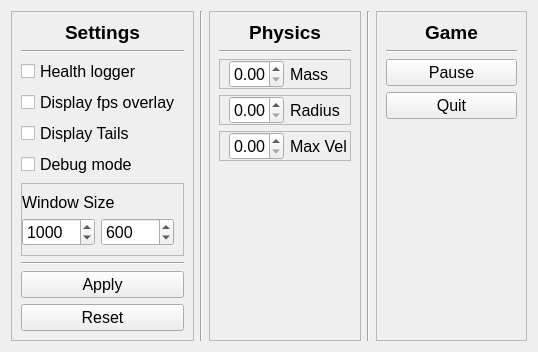
Before: the Qt Designer form ui/settings_window.ui in kpdudek/PhysicsSim, drawn with Qt 5.
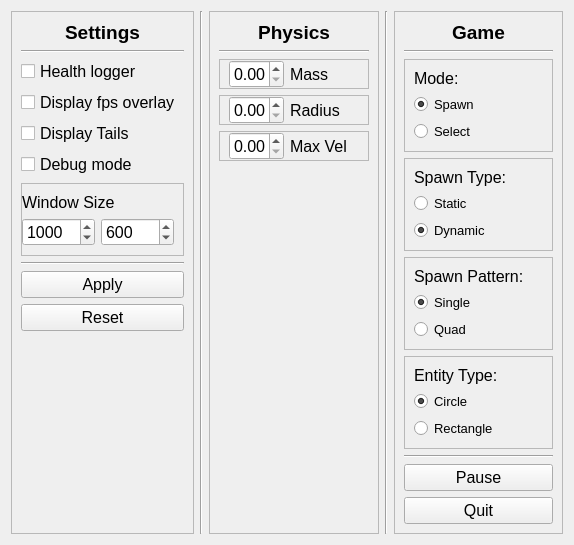
After: the same form once the commit is applied.

Commit message: Added frame managment and better transforms in the Camera class. Added the start of an exceptions library

Diff of the .ui file:
```diff
--- a/ui/settings_window.ui
+++ b/ui/settings_window.ui
@@ -6,8 +6,8 @@
    <rect>
     <x>0</x>
     <y>0</y>
-    <width>538</width>
-    <height>337</height>
+    <width>574</width>
+    <height>533</height>
    </rect>
   </property>
   <property name="windowTitle">
@@ -431,6 +431,19 @@
         </property>
        </widget>
       </item>
+      <item>
+       <spacer name="verticalSpacer_2">
+        <property name="orientation">
+         <enum>Qt::Vertical</enum>
+        </property>
+        <property name="sizeHint" stdset="0">
+         <size>
+          <width>20</width>
+          <height>40</height>
+         </size>
+        </property>
+       </spacer>
+      </item>
      </layout>
     </widget>
    </item>
@@ -473,6 +486,217 @@
         </property>
        </widget>
       </item>
+      <item>
+       <widget class="Line" name="line_7">
+        <property name="orientation">
+         <enum>Qt::Horizontal</enum>
+        </property>
+       </widget>
+      </item>
+      <item>
+       <widget class="QFrame" name="frame_8">
+        <property name="frameShape">
+         <enum>QFrame::StyledPanel</enum>
+        </property>
+        <property name="frameShadow">
+         <enum>QFrame::Raised</enum>
+        </property>
+        <layout class="QGridLayout" name="gridLayout_3">
+         <item row="1" column="0">
+          <widget class="QRadioButton" name="radioButton">
+           <property name="font">
+            <font>
+             <pointsize>10</pointsize>
+            </font>
+           </property>
+           <property name="text">
+            <string>Spawn</string>
+           </property>
+           <property name="checked">
+            <bool>true</bool>
+           </property>
+          </widget>
+         </item>
+         <item row="0" column="0">
+          <widget class="QLabel" name="label_8">
+           <property name="font">
+            <font>
+             <pointsize>12</pointsize>
+            </font>
+           </property>
+           <property name="text">
+            <string>Mode:</string>
+           </property>
+          </widget>
+         </item>
+         <item row="2" column="0">
+          <widget class="QRadioButton" name="radioButton_2">
+           <property name="font">
+            <font>
+             <pointsize>10</pointsize>
+            </font>
+           </property>
+           <property name="text">
+            <string>Select</string>
+           </property>
+          </widget>
+         </item>
+        </layout>
+       </widget>
+      </item>
+      <item>
+       <widget class="QFrame" name="frame_9">
+        <property name="frameShape">
+         <enum>QFrame::StyledPanel</enum>
+        </property>
+        <property name="frameShadow">
+         <enum>QFrame::Raised</enum>
+        </property>
+        <layout class="QGridLayout" name="gridLayout_4">
+         <item row="0" column="0">
+          <widget class="QLabel" name="label_9">
+           <property name="font">
+            <font>
+             <pointsize>12</pointsize>
+            </font>
+           </property>
+           <property name="text">
+            <string>Spawn Type:</string>
+           </property>
+          </widget>
+         </item>
+         <item row="1" column="0">
+          <widget class="QRadioButton" name="radioButton_3">
+           <property name="font">
+            <font>
+             <pointsize>10</pointsize>
+            </font>
+           </property>
+           <property name="text">
+            <string>Static</string>
+           </property>
+          </widget>
+         </item>
+         <item row="2" column="0">
+          <widget class="QRadioButton" name="radioButton_4">
+           <property name="font">
+            <font>
+             <pointsize>10</pointsize>
+            </font>
+           </property>
+           <property name="text">
+            <string>Dynamic</string>
+           </property>
+           <property name="checked">
+            <bool>true</bool>
+           </property>
+          </widget>
+         </item>
+        </layout>
+       </widget>
+      </item>
+      <item>
+       <widget class="QFrame" name="frame_10">
+        <property name="frameShape">
+         <enum>QFrame::StyledPanel</enum>
+        </property>
+        <property name="frameShadow">
+         <enum>QFrame::Raised</enum>
+        </property>
+        <layout class="QGridLayout" name="gridLayout_5">
+         <item row="0" column="0">
+          <widget class="QLabel" name="label_10">
+           <property name="font">
+            <font>
+             <pointsize>12</pointsize>
+            </font>
+           </property>
+           <property name="text">
+            <string>Spawn Pattern:</string>
+           </property>
+          </widget>
+         </item>
+         <item row="1" column="0">
+          <widget class="QRadioButton" name="radioButton_5">
+           <property name="font">
+            <font>
+             <pointsize>10</pointsize>
+            </font>
+           </property>
+           <property name="text">
+            <string>Single</string>
+           </property>
+           <property name="checked">
+            <bool>true</bool>
+           </property>
+          </widget>
+         </item>
+         <item row="2" column="0">
+          <widget class="QRadioButton" name="radioButton_6">
+           <property name="font">
+            <font>
+             <pointsize>10</pointsize>
+            </font>
+           </property>
+           <property name="text">
+            <string>Quad</string>
+           </property>
+          </widget>
+         </item>
+        </layout>
+       </widget>
+      </item>
+      <item>
+       <widget class="QFrame" name="frame_11">
+        <property name="frameShape">
+         <enum>QFrame::StyledPanel</enum>
+        </property>
+        <property name="frameShadow">
+         <enum>QFrame::Raised</enum>
+        </property>
+        <layout class="QGridLayout" name="gridLayout_6">
+         <item row="0" column="0">
+          <widget class="QLabel" name="label_11">
+           <property name="font">
+            <font>
+             <pointsize>12</pointsize>
+            </font>
+           </property>
+           <property name="text">
+            <string>Entity Type:</string>
+           </property>
+          </widget>
+         </item>
+         <item row="1" column="0">
+          <widget class="QRadioButton" name="radioButton_7">
+           <property name="font">
+            <font>
+             <pointsize>10</pointsize>
+            </font>
+           </property>
+           <property name="text">
+            <string>Circle</string>
+           </property>
+           <property name="checked">
+            <bool>true</bool>
+           </property>
+          </widget>
+         </item>
+         <item row="2" column="0">
+          <widget class="QRadioButton" name="radioButton_8">
+           <property name="font">
+            <font>
+             <pointsize>10</pointsize>
+            </font>
+           </property>
+           <property name="text">
+            <string>Rectangle</string>
+           </property>
+          </widget>
+         </item>
+        </layout>
+       </widget>
+      </item>
       <item>
        <widget class="Line" name="line_6">
         <property name="orientation">
@@ -504,19 +728,6 @@
         </property>
        </widget>
       </item>
-      <item>
-       <spacer name="verticalSpacer_2">
-        <property name="orientation">
-         <enum>Qt::Vertical</enum>
-        </property>
-        <property name="sizeHint" stdset="0">
-         <size>
-          <width>20</width>
-          <height>40</height>
-         </size>
-        </property>
-       </spacer>
-      </item>
      </layout>
     </widget>
    </item>
```
The commit also changes 6 other files.
